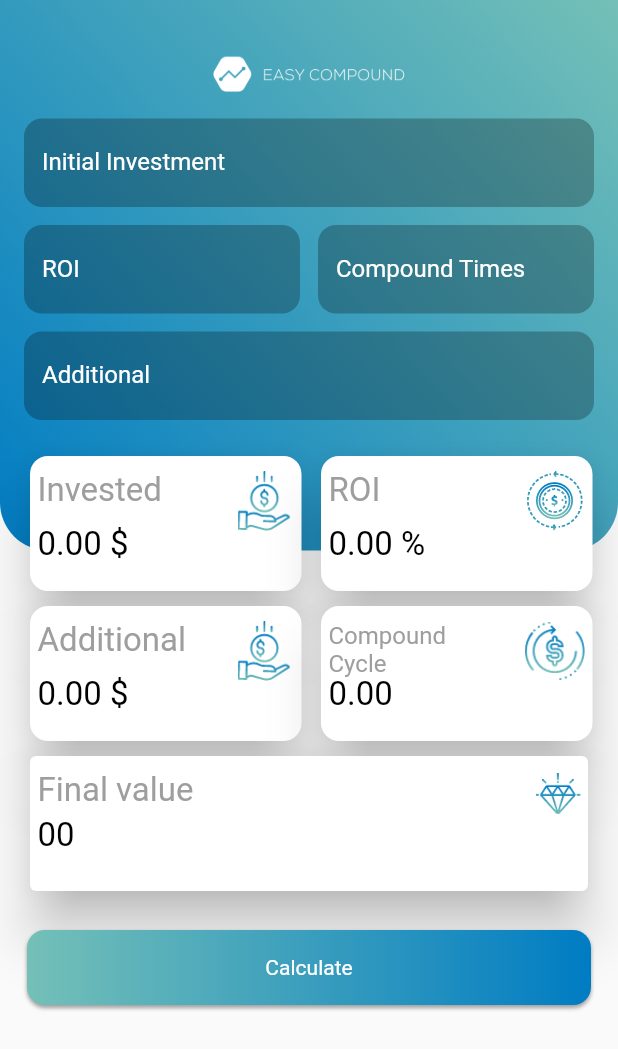
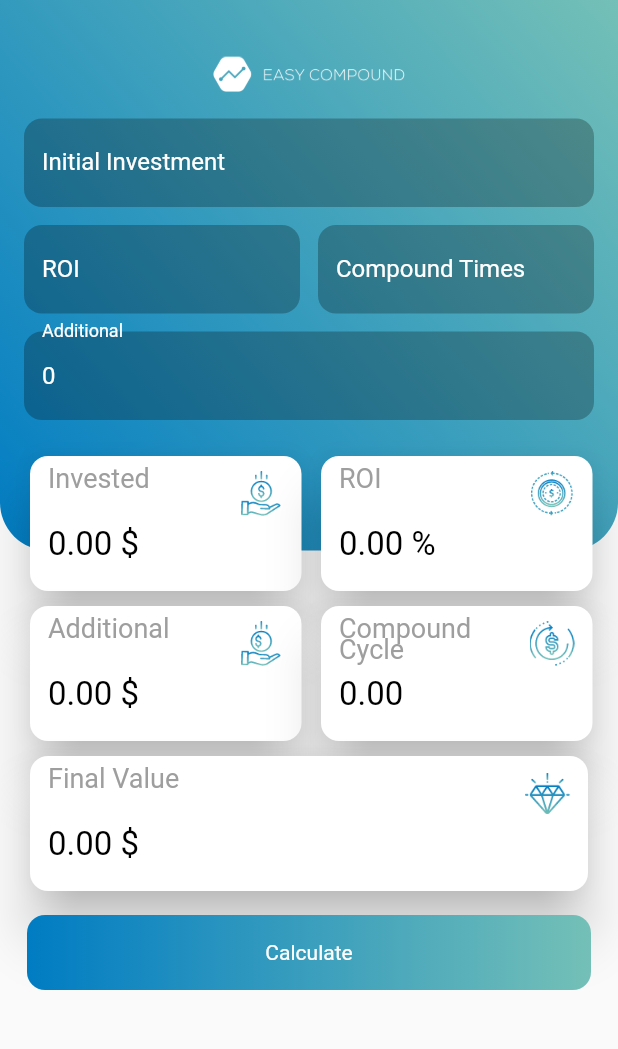
Before and after one commit to AntonioVerdiglione1996/EasyCompoundCalculatorApp, a Flutter app: the screen it shows after launch, after a tap on "Calculate", on a phone screen of 412 x 824 dp. Shown: the top 1049 px of the screen. Run offline on Flutter 3.47's test engine with Material 2 defaults, Android fonts, the light colour scheme and no system bars.

Commit message:
added near definitive layout

```diff
--- a/lib/cardItem.dart
+++ b/lib/cardItem.dart
@@ -7,8 +7,9 @@ class CardItem extends StatefulWidget {
   String symbol;
 
   double valueToDisplay;
+  double width;
 
-  CardItem({this.label, this.pathIcon,this.labelFontSize=22,this.valueToDisplay,this.symbol=""});
+  CardItem({this.label, this.pathIcon,this.labelFontSize=18,this.valueToDisplay,this.symbol="",this.width=181});
   @override
   State<StatefulWidget> createState() => _CardItem();
 }
@@ -23,31 +24,31 @@ class _CardItem extends State<CardItem> {
               ),
         elevation: 15,
         child: SizedBox(
-          width: 181,
+          width: widget.width,
           height: 90,
           child: Stack(
             children: <Widget>[
               Positioned(
                 top: 10,
-                left: 5,
+                left: 12,
                 child: Text(
                   widget.label,
-                  style: TextStyle(color: Colors.grey, fontSize: widget.labelFontSize),
+                  style: TextStyle(color: Colors.grey, fontSize: widget.labelFontSize,height:0.8),
                   maxLines: 2,
                 ),
               ),
               Positioned(
                 top: 10,
-                right: 5,
+                right: 12,
                 child: Image(
                   image: AssetImage(widget.pathIcon),
                 ),
-                width: 40,
-                height: 40,
+                width: 30,
+                height: 30,
               ),
               Positioned(
                   top: 46,
-                  left: 5,
+                  left: 12,
                   child: Text(
                     widget.valueToDisplay.toStringAsFixed(2) + " ${widget.symbol}",
                     style: TextStyle(color: Colors.black, fontSize: 22),
--- a/lib/layout2.dart
+++ b/lib/layout2.dart
@@ -21,6 +21,12 @@ class _Layout2 extends State<Layout2> {
     return value;
   }
 
+  double initialInvestment;
+  double roi;
+  double compoundTimes;
+  double additional;
+  double finalValue;
+
   bool isFirstTimeCycle;
 
   final myControllerInitialInvestment = TextEditingController();
@@ -32,6 +38,12 @@ class _Layout2 extends State<Layout2> {
   void initState() {
     super.initState();
     isFirstTimeCycle = true;
+    initialInvestment= 0.0;
+    roi = 0.0;
+    additional = 0.0;
+    compoundTimes = 0.0;
+    finalValue=0.0;
+    myControllerAdditional.text="0";
   }
 
   @override
@@ -47,6 +59,7 @@ class _Layout2 extends State<Layout2> {
       {String suffix = ""}) {
     return TextField(
       cursorColor: Colors.white,
+      style: TextStyle(color: Colors.white),
       keyboardType: TextInputType.number,
       onSubmitted: (value) {
         setState(() {
@@ -62,7 +75,7 @@ class _Layout2 extends State<Layout2> {
                 style: BorderStyle.none,
             ),
         ),
-          suffix: Text(suffix),
+          suffix: Text(suffix,style: TextStyle(color: Colors.white),),
           filled: true,
           fillColor: Colors.black26,
           labelText: label,
@@ -71,41 +84,6 @@ class _Layout2 extends State<Layout2> {
           )),
     );
   }
-
-  Card bigCard = Card(
-      elevation: 15,
-      child: SizedBox(
-        width: 400,
-        height: 90,
-        child: Stack(
-          children: <Widget>[
-            Positioned(
-              top: 10,
-              left: 5,
-              child: Text(
-                "Final value",
-                style: TextStyle(color: Colors.grey, fontSize: 22),
-              ),
-            ),
-            Positioned(
-              top: 10,
-              right: 5,
-              child: Image(
-                image: AssetImage("assets/finalvalue.png"),
-              ),
-              width: 30,
-              height: 30,
-            ),
-            Positioned(
-                top: 40,
-                left: 5,
-                child: Text(
-                  "00",
-                  style: TextStyle(color: Colors.black, fontSize: 22),
-                )),
-          ],
-        ),
-      ));
 
   @override
   Widget build(BuildContext context) {
@@ -179,14 +157,14 @@ class _Layout2 extends State<Layout2> {
             children: <Widget>[
               //double.parse(myControllerInitialInvestment.text)
               CardItem(
-                label: "Invested", pathIcon: "assets/invested_icon.png", symbol: r"$", valueToDisplay: 0,
+                label: "Invested", pathIcon: "assets/invested_icon.png", symbol: r"$", valueToDisplay: initialInvestment,
               ),
               SizedBox(
                 width: 5,
               ),
               //double.parse(myControllerRoi.text)
               CardItem(
-                label: "ROI",pathIcon: "assets/roi_icon.png",symbol: r"%",valueToDisplay:  0,
+                label: "ROI",pathIcon: "assets/roi_icon.png",symbol: r"%",valueToDisplay:  roi,
               ),
             ],
           ),
@@ -201,13 +179,13 @@ class _Layout2 extends State<Layout2> {
             children: <Widget>[
               //double.parse(myControllerAdditional.text)
               CardItem(
-                label: "Additional",pathIcon: "assets/save_money.png",symbol: r"$", valueToDisplay: 0,
+                label: "Additional",pathIcon: "assets/save_money.png",symbol: r"$", valueToDisplay: additional,
               ),
               SizedBox(
                 width: 5,
               ),
               // double.parse(myControllerCompoundTimes.text)
-              CardItem(label: "Compound \nCycle",pathIcon: "assets/cycle.png",labelFontSize: 16,valueToDisplay:0,),
+              CardItem(label: "Compound \nCycle",pathIcon: "assets/cycle.png",valueToDisplay:compoundTimes,),
             ],
           ),
         ),
@@ -216,11 +194,11 @@ class _Layout2 extends State<Layout2> {
           top: 500,
           left: 16,
           right: 16,
-          child: bigCard,
+          child: CardItem(label: "Final Value",pathIcon: "assets/finalvalue.png",symbol: r"$", valueToDisplay: finalValue, width: 400),
         ),
         //BUTTON
         Positioned(
-          top: 620,
+          top: 610,
           left: 18,
           right: 18,
           child: RaisedGradientButton(
@@ -228,8 +206,17 @@ class _Layout2 extends State<Layout2> {
               "Calculate",
               style: TextStyle(color: Colors.white),
             ),
-            onPressed: () {},
-            gradient: LinearGradient(colors: [CustomColors.cyan,CustomColors.aquaGreen]),
+            onPressed: () {
+              setState(() {
+                    isFirstTimeCycle = true;
+                    initialInvestment = double.parse(myControllerInitialInvestment.text);
+                    roi = double.parse(myControllerRoi.text);
+                    additional = double.parse(myControllerAdditional.text != null ? myControllerAdditional.text: 0 );
+                    compoundTimes = double.parse(myControllerCompoundTimes.text);
+                    finalValue = calculateCompound(initialInvestment, roi, additional, compoundTimes);
+                  });
+            },
+            gradient: LinearGradient(colors: [CustomColors.aquaGreen,CustomColors.cyan]),
           ),
         ),
       ]),
--- a/lib/raisedGradientButton.dart
+++ b/lib/raisedGradientButton.dart
@@ -23,13 +23,14 @@ class RaisedGradientButton extends StatelessWidget {
       decoration: BoxDecoration(
         borderRadius: BorderRadius.circular(12.0),
         gradient: gradient,
-        boxShadow: [
-        BoxShadow(
-          color: Colors.grey[500],
-          offset: Offset(0.0, 1.5),
-          blurRadius: 1.5,
-        ),
-      ]),
+      //   boxShadow: [
+      //   BoxShadow(
+      //     color: Colors.grey[500],
+      //     offset: Offset(0.0, 1.5),
+      //     blurRadius: 1.5,
+      //   ),
+      // ]
+      ),
       child: Material(
         color: Colors.transparent,
         child: InkWell(
```
